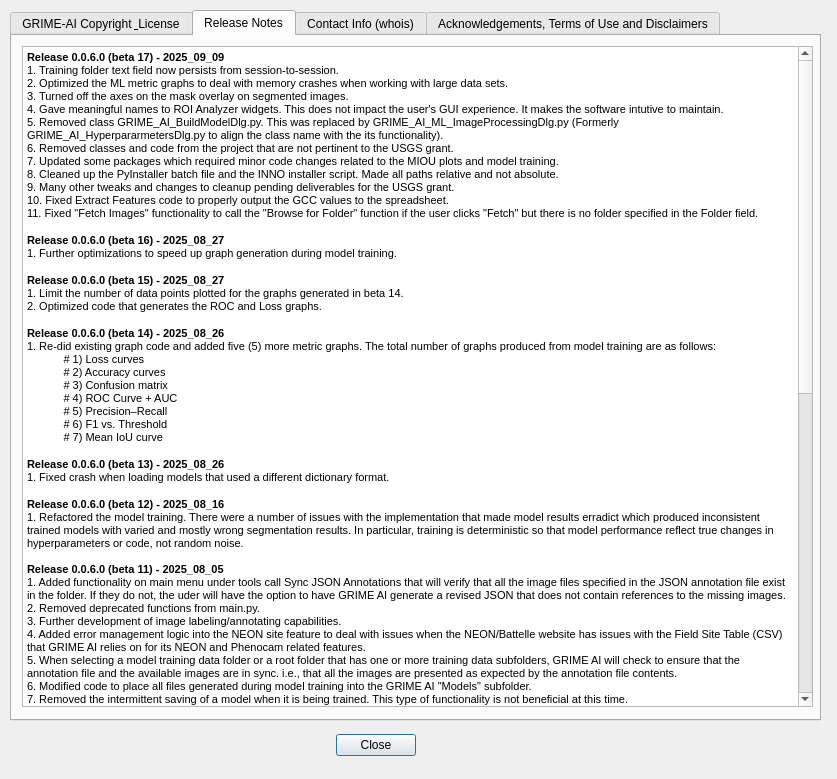
The window that QDialog_ReleaseNotes.ui (JohnStranzl/GRIME-AI) describes before a commit, drawn with Qt 5.
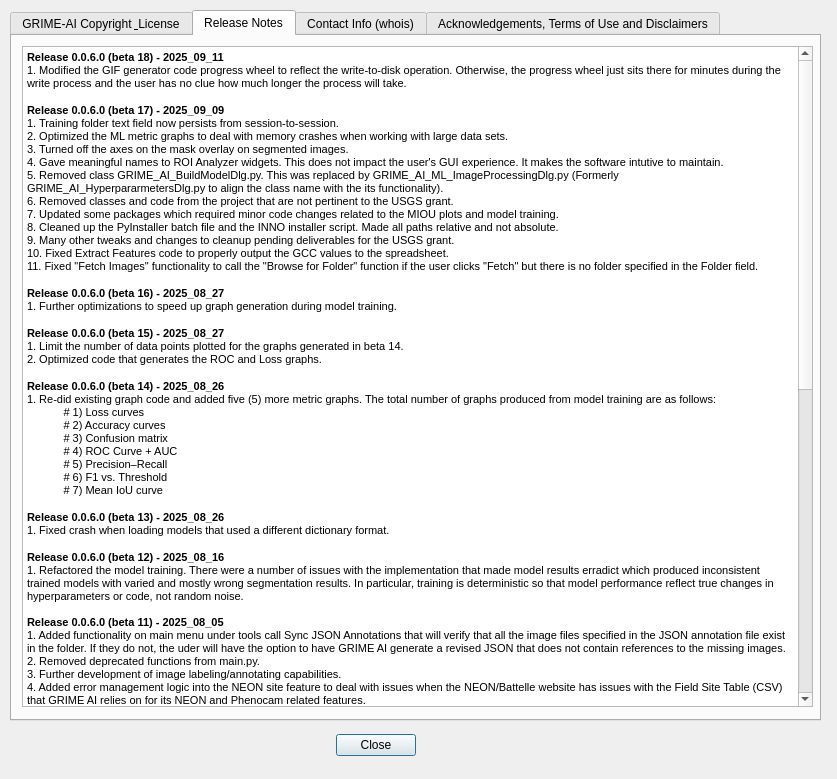
The same window after the commit.

Commit message: Updated release notes. See release notes for details.

Patch:
```diff
--- a/QDialog_ReleaseNotes.ui
+++ b/QDialog_ReleaseNotes.ui
@@ -98,7 +98,8 @@
 li.unchecked::marker { content: &quot;\2610&quot;; }
 li.checked::marker { content: &quot;\2612&quot;; }
 &lt;/style&gt;&lt;/head&gt;&lt;body style=&quot; font-family:'Segoe UI'; font-size:9pt; font-weight:400; font-style:normal;&quot;&gt;
-&lt;p style=&quot; margin-top:0px; margin-bottom:0px; margin-left:0px; margin-right:0px; -qt-block-indent:0; text-indent:0px;&quot;&gt;&lt;span style=&quot; font-family:'MS Shell Dlg 2','sans-serif'; font-size:8.25pt; font-weight:600;&quot;&gt;Release 0.0.6.0 (beta 17) - 2025_09_09&lt;/span&gt;&lt;/p&gt;
+&lt;p style=&quot; margin-top:0px; margin-bottom:0px; margin-left:0px; margin-right:0px; -qt-block-indent:0; text-indent:0px;&quot;&gt;&lt;span style=&quot; font-family:'MS Shell Dlg 2','sans-serif'; font-size:8.25pt; font-weight:600;&quot;&gt;Release 0.0.6.0 (beta 18) - 2025_09_11&lt;/span&gt;&lt;/p&gt;
+&lt;p style=&quot; margin-top:0px; margin-bottom:0px; margin-left:0px; margin-right:0px; -qt-block-indent:0; text-indent:0px;&quot;&gt;&lt;span style=&quot; font-family:'MS Shell Dlg 2'; font-size:8pt;&quot;&gt;1. Modified the GIF generator code progress wheel to reflect the write-to-disk operation. Otherwise, the progress wheel just sits there for minutes during the write process and the user has no clue how much longer the process will take.&lt;/span&gt;&lt;span style=&quot; font-family:'MS Shell Dlg 2','sans-serif'; font-size:8.25pt; font-weight:600;&quot;&gt;&lt;br /&gt;&lt;br /&gt;Release 0.0.6.0 (beta 17) - 2025_09_09&lt;/span&gt;&lt;/p&gt;
 &lt;p style=&quot; margin-top:0px; margin-bottom:0px; margin-left:0px; margin-right:0px; -qt-block-indent:0; text-indent:0px;&quot;&gt;&lt;span style=&quot; font-family:'MS Shell Dlg 2'; font-size:8pt;&quot;&gt;1. Training folder text field now persists from session-to-session.&lt;/span&gt;&lt;/p&gt;
 &lt;p style=&quot; margin-top:0px; margin-bottom:0px; margin-left:0px; margin-right:0px; -qt-block-indent:0; text-indent:0px;&quot;&gt;&lt;span style=&quot; font-family:'MS Shell Dlg 2'; font-size:8pt;&quot;&gt;2. Optimized the ML metric graphs to deal with memory crashes when working with large data sets.&lt;/span&gt;&lt;/p&gt;
 &lt;p style=&quot; margin-top:0px; margin-bottom:0px; margin-left:0px; margin-right:0px; -qt-block-indent:0; text-indent:0px;&quot;&gt;&lt;span style=&quot; font-family:'MS Shell Dlg 2'; font-size:8pt;&quot;&gt;3. Turned off the axes on the mask overlay on segmented images.&lt;br /&gt;4. Gave meaningful names to ROI Analyzer widgets. This does not impact the user's GUI experience. It makes the software intutive to maintain.&lt;/span&gt;&lt;/p&gt;
```
